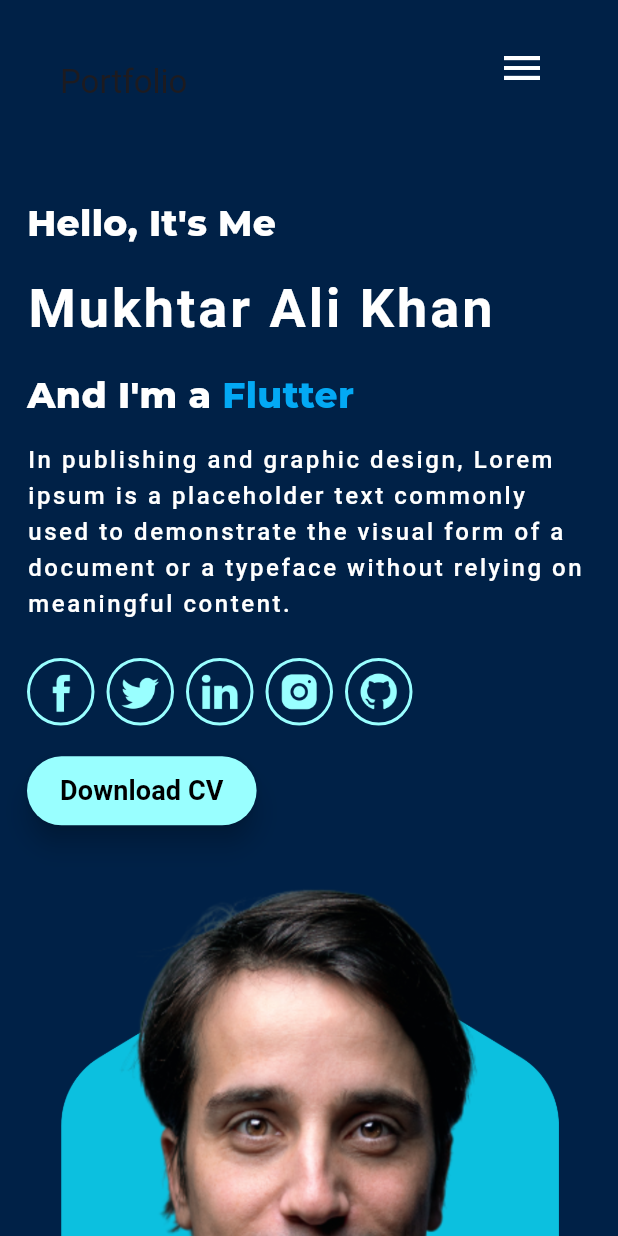
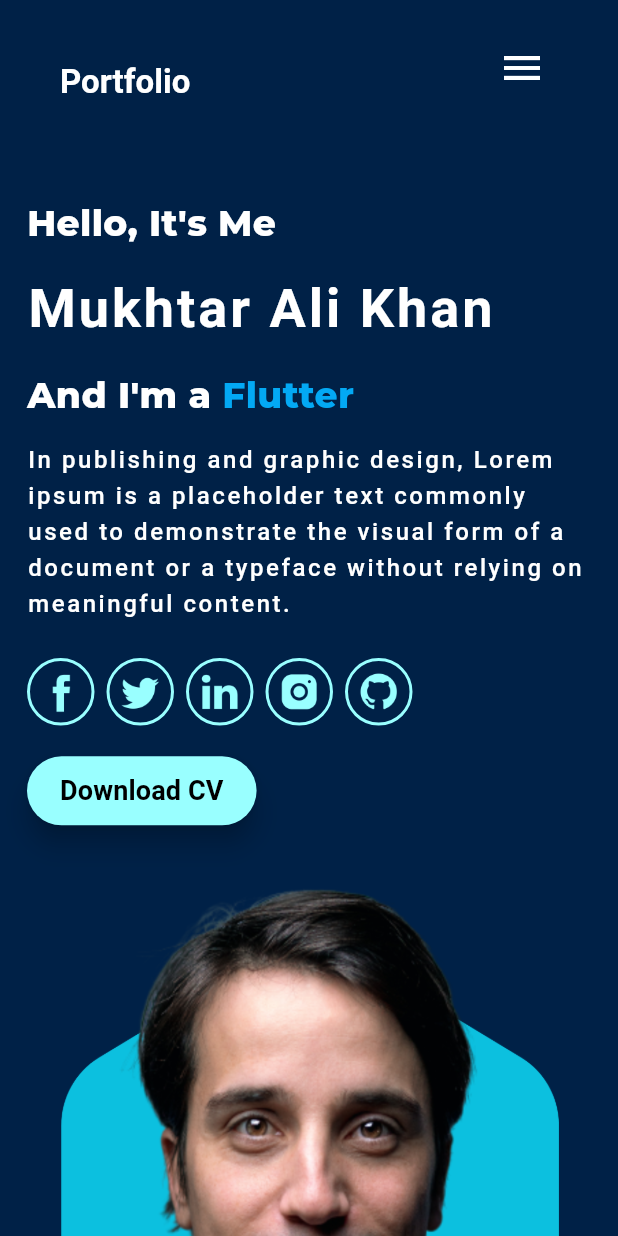
Before and after one commit to developer-rahim/portfolio-web-app-with-getx, a Flutter app: the screen it shows after launch, on a phone screen of 412 x 824 dp. Run offline on Flutter 3.47's test engine with Material 3 defaults, Android fonts, the phone set to English and light mode, and no system bars; drawn by our look-alikes of animated_text_kit, scrollable_positioned_list; our stand-ins replace animate_do, google_fonts.

Commit message:
refactor : Refactor code.

```diff
--- a/lib/helper_class.dart
+++ b/lib/src/utils/helper_class.dart
@@ -47,7 +47,9 @@ class HelperClass extends StatelessWidget {
             alignment: Alignment.center,
             color: bgColor,
             padding: EdgeInsets.symmetric(
-                vertical: size.height * 0.18, horizontal: paddingWidth),
+              vertical: size.height * 0.18,
+              horizontal: paddingWidth,
+            ),
             child: desktop,
           );
         }
--- a/lib/views/about_me.dart
+++ b/lib/views/about_me.dart
@@ -5,7 +5,7 @@ import 'package:portfolio_website/globals/app_buttons.dart';
 import 'package:portfolio_website/globals/app_colors.dart';
 import 'package:portfolio_website/globals/app_text_styles.dart';
 import 'package:portfolio_website/globals/constants.dart';
-import 'package:portfolio_website/helper_class.dart';
+import 'package:portfolio_website/src/utils/helper_class.dart';
 
 class AboutMe extends StatelessWidget {
   const AboutMe({super.key});
--- a/lib/views/contact_us.dart
+++ b/lib/views/contact_us.dart
@@ -4,7 +4,7 @@ import 'package:portfolio_website/globals/app_buttons.dart';
 import 'package:portfolio_website/globals/app_colors.dart';
 import 'package:portfolio_website/globals/app_text_styles.dart';
 import 'package:portfolio_website/globals/constants.dart';
-import 'package:portfolio_website/helper_class.dart';
+import 'package:portfolio_website/src/utils/helper_class.dart';
 
 class ContactUs extends StatelessWidget {
   const ContactUs({super.key});
--- a/lib/views/home_page.dart
+++ b/lib/views/home_page.dart
@@ -6,7 +6,7 @@ import 'package:portfolio_website/globals/app_buttons.dart';
 import 'package:portfolio_website/globals/app_colors.dart';
 import 'package:portfolio_website/globals/app_text_styles.dart';
 import 'package:portfolio_website/globals/constants.dart';
-import 'package:portfolio_website/helper_class.dart';
+import 'package:portfolio_website/src/utils/helper_class.dart';
 import 'package:portfolio_website/widgets/profile_animation.dart';
 
 class HomePage extends StatefulWidget {
--- a/lib/views/main_dashboard.dart
+++ b/lib/views/main_dashboard.dart
@@ -84,7 +84,11 @@ class _MainDashBoardState extends State<MainDashBoard> {
               return Row(
                 crossAxisAlignment: CrossAxisAlignment.end,
                 children: [
-                  const Text('Portfolio'),
+                  const Text(
+                    'Portfolio',
+                    style: TextStyle(
+                        fontWeight: FontWeight.w600, color: Colors.white),
+                  ),
                   const Spacer(),
                   PopupMenuButton(
                     icon: Icon(
@@ -116,7 +120,11 @@ class _MainDashBoardState extends State<MainDashBoard> {
               return Row(
                 crossAxisAlignment: CrossAxisAlignment.end,
                 children: [
-                  const Text('Portfolio'),
+                  const Text(
+                    'Portfolio',
+                    style: TextStyle(
+                        fontWeight: FontWeight.w600, color: Colors.white),
+                  ),
                   const Spacer(),
                   SizedBox(
                     height: 30,
--- a/lib/views/my_portfolio.dart
+++ b/lib/views/my_portfolio.dart
@@ -4,7 +4,7 @@ import 'package:portfolio_website/globals/app_assets.dart';
 import 'package:portfolio_website/globals/app_colors.dart';
 import 'package:portfolio_website/globals/app_text_styles.dart';
 import 'package:portfolio_website/globals/constants.dart';
-import 'package:portfolio_website/helper_class.dart';
+import 'package:portfolio_website/src/utils/helper_class.dart';
 
 class MyPortfolio extends StatefulWidget {
   const MyPortfolio({super.key});
--- a/lib/views/my_services.dart
+++ b/lib/views/my_services.dart
@@ -5,7 +5,7 @@ import 'package:portfolio_website/globals/app_buttons.dart';
 import 'package:portfolio_website/globals/app_colors.dart';
 import 'package:portfolio_website/globals/app_text_styles.dart';
 import 'package:portfolio_website/globals/constants.dart';
-import 'package:portfolio_website/helper_class.dart';
+import 'package:portfolio_website/src/utils/helper_class.dart';
 
 class MyServices extends StatefulWidget {
   const MyServices({super.key});
```
